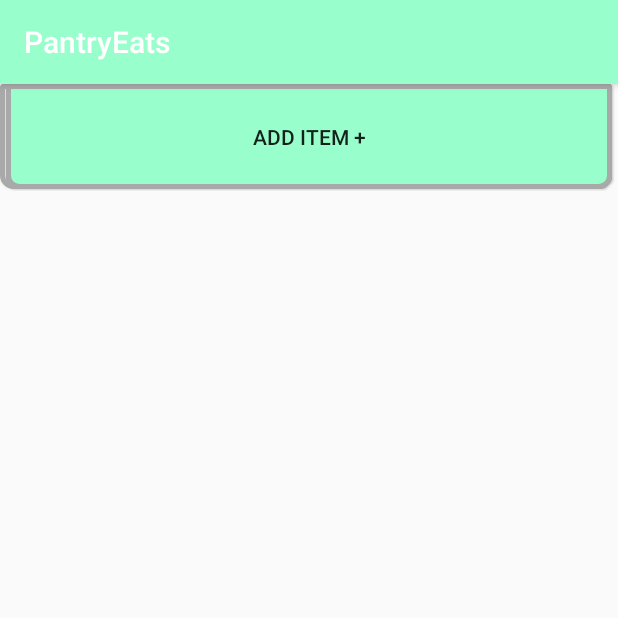
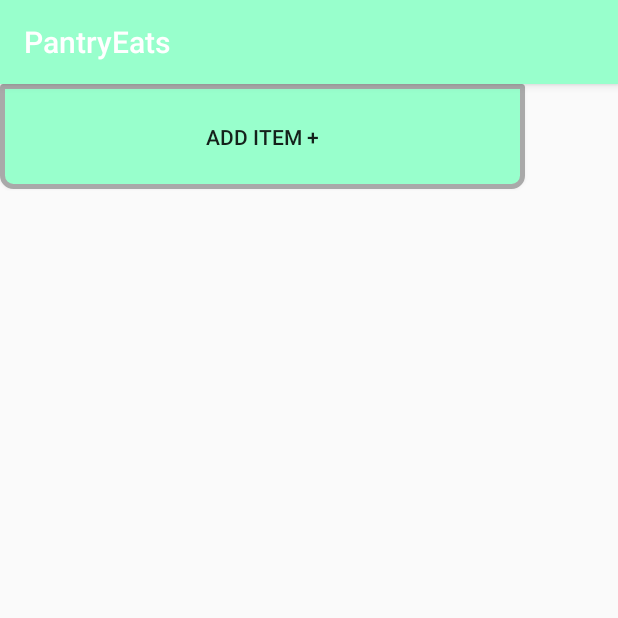
Before and after one commit to Daut13/pantryrecipe1.1, an Android app: the FoodSelect screen opened directly, with no data from a screen before it, on a phone screen of 412 x 824 dp, the top half of it. Run offline under Robolectric (Android 15) with nearby library versions, the phone set to English and light mode, and no system bars.

Commit message:
Removed un-necessary files and updated to ensure search function appears. Also removed un-necessary buttons for right now until we can get the add item buttons to be shaped around the phone screen rather than a hard coded value.

```diff
--- a/app/src/main/java/com/example/jacob/myapplication/FoodList.java
+++ b/app/src/main/java/com/example/jacob/myapplication/FoodList.java
@@ -39,7 +39,9 @@ public class FoodList extends AppCompatActivity {
 
     }
 
-    public boolean onCreateOptionsMenu(Menu menu, MenuInflater inflater) {
+    @Override
+    public boolean onCreateOptionsMenu(Menu menu) {
+        MenuInflater inflater = getMenuInflater();
         inflater.inflate(R.menu.search_menu, menu);
         MenuItem item = menu.findItem(R.id.search_food);
         SearchView searchView = (SearchView)item.getActionView();
--- a/app/src/main/java/com/example/jacob/myapplication/MainActivity.java
+++ b/app/src/main/java/com/example/jacob/myapplication/MainActivity.java
@@ -116,10 +116,6 @@ public class MainActivity extends AppCompatActivity
             startActivity(startNewActivity2);
         } else if (id == R.id.nav_manage) {
 
-        } else if (id == R.id.nav_share) {
-
-        } else if (id == R.id.nav_send) {
-
         }
 
         DrawerLayout drawer = (DrawerLayout) findViewById(R.id.drawer_layout);
--- a/app/src/main/res/layout/activity_food_select.xml
+++ b/app/src/main/res/layout/activity_food_select.xml
@@ -11,88 +11,10 @@
         android:id="@+id/button"
         android:layout_width="350dp"
         android:layout_height="70dp"
-        android:layout_alignEnd="@+id/button2"
         android:layout_alignParentTop="true"
-        android:layout_alignRight="@+id/button2"
         android:background="@drawable/buttonshape"
-        android:text="@string/additem" />
-
-    <Button
-        android:id="@+id/button2"
-        android:layout_width="match_parent"
-        android:layout_height="70dp"
-        android:layout_alignParentLeft="true"
-        android:layout_alignParentStart="true"
-        android:layout_below="@+id/button"
-        android:layout_marginLeft="4dp"
-        android:layout_marginRight="4dp"
-        android:layout_marginTop="4dp"
-        android:background="@drawable/buttonshape"
-        android:text="@string/additem" />
-
-    <Button
-        android:id="@+id/button3"
-        android:layout_width="match_parent"
-        android:layout_height="70dp"
-        android:layout_alignParentLeft="true"
-        android:layout_alignParentStart="true"
-        android:layout_below="@+id/button2"
-        android:layout_marginLeft="4dp"
-        android:layout_marginRight="4dp"
-        android:layout_marginTop="4dp"
-        android:background="@drawable/buttonshape"
-        android:text="@string/additem" />
-
-    <Button
-        android:id="@+id/button4"
-        android:layout_width="match_parent"
-        android:layout_height="70dp"
-        android:layout_alignParentLeft="true"
-        android:layout_alignParentStart="true"
-        android:layout_below="@+id/button3"
-        android:layout_marginLeft="4dp"
-        android:layout_marginRight="4dp"
-        android:layout_marginTop="4dp"
-        android:background="@drawable/buttonshape"
-        android:text="@string/additem" />
-
-    <Button
-        android:id="@+id/button5"
-        android:layout_width="match_parent"
-        android:layout_height="70dp"
-        android:layout_alignParentLeft="true"
-        android:layout_alignParentStart="true"
-        android:layout_below="@+id/button4"
-        android:layout_marginLeft="4dp"
-        android:layout_marginRight="4dp"
-        android:layout_marginTop="4dp"
-        android:background="@drawable/buttonshape"
-        android:text="@string/additem" />
-
-    <Button
-        android:id="@+id/button6"
-        android:layout_width="match_parent"
-        android:layout_height="70dp"
-        android:layout_alignParentLeft="true"
-        android:layout_alignParentStart="true"
-        android:layout_below="@+id/button5"
-        android:layout_marginLeft="4dp"
-        android:layout_marginRight="4dp"
-        android:layout_marginTop="4dp"
-        android:background="@drawable/buttonshape"
-        android:text="@string/additem" />
-
-    <Button
-        android:id="@+id/button7"
-        android:layout_width="match_parent"
-        android:layout_height="70dp"
-        android:layout_alignParentLeft="true"
-        android:layout_alignParentStart="true"
-        android:layout_below="@+id/button6"
-        android:layout_marginLeft="4dp"
-        android:layout_marginRight="4dp"
-        android:layout_marginTop="4dp"
-        android:background="@drawable/buttonshape"
-        android:text="@string/additem" />
+        android:text="@string/additem"
+        tools:layout_editor_absoluteX="30dp"
+        tools:layout_editor_absoluteY="266dp" />
 
 </android.support.constraint.ConstraintLayout>
```
Also changed, not shown: app/src/main/res/layout/foodlistfrag.xml (deleted, +0 -14 lines), app/src/main/res/layout/foodselectfrag.xml (deleted, +0 -9 lines), app/src/main/res/menu/activity_main_drawer.xml (+0 -13 lines).
